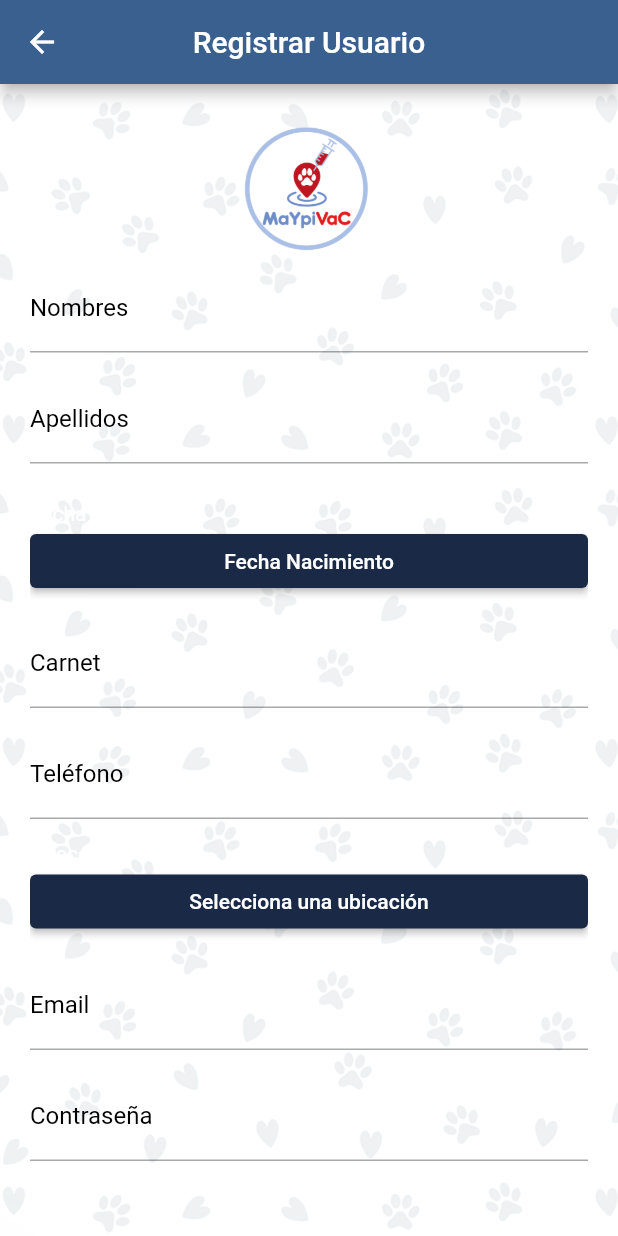
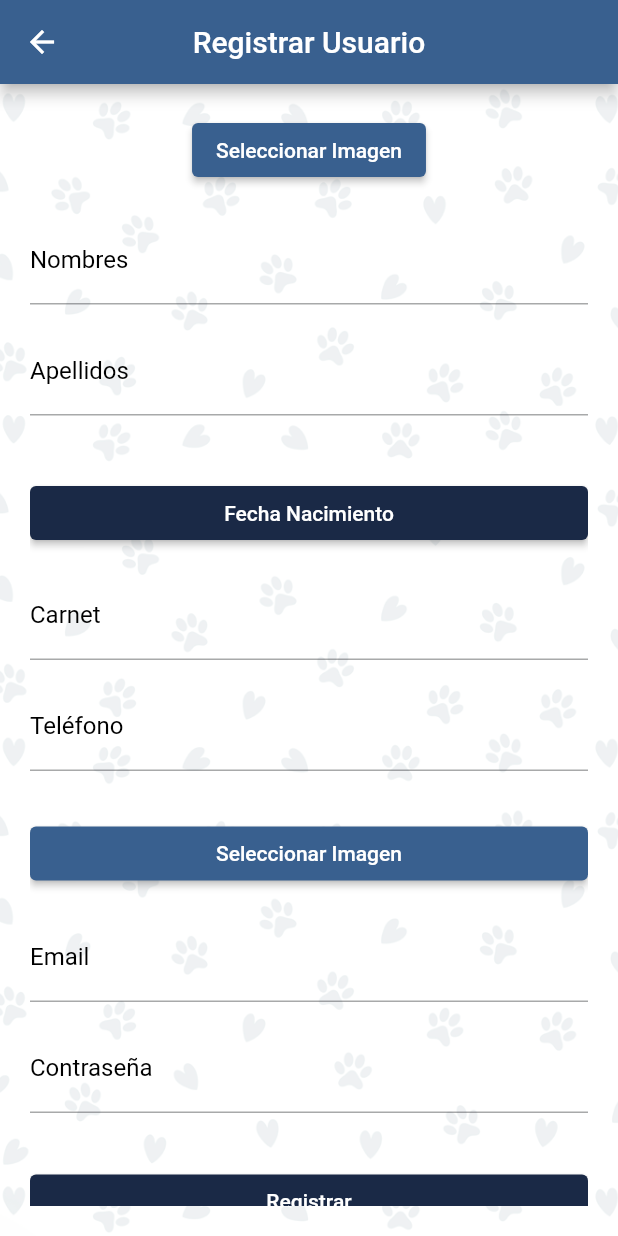
Before and after one commit to ErickSebas/ProyectSedesClient, a Flutter app: the Register screen opened by its route, on a phone screen of 412 x 824 dp. Run offline on Flutter 3.47's test engine with Material 2 defaults, Android fonts, the phone set to English and light mode, and no system bars; our stand-ins replace card_swiper, cloud_firestore, firebase_auth, firebase_core, firebase_messaging, firebase_storage and 15 more; missing offline and left inert: flutter_login_facebook, flutter_polyline_points, mailer, qr, qr_code_scanner, scan; accounts and stored records are empty; network calls fail.

Commit message:
select image person

```diff
--- a/lib/presentation/screens/Register.dart
+++ b/lib/presentation/screens/Register.dart
@@ -1,3 +1,5 @@
+import 'dart:io';
+
 import 'package:fluttapp/Models/Profile.dart';
 import 'package:fluttapp/presentation/screens/SearchLocation.dart';
 import 'package:fluttapp/presentation/services/alert.dart';
@@ -6,7 +8,8 @@ import 'package:flutter/material.dart';
 import 'package:http/http.dart' as http;
 import 'dart:convert';
 import 'package:geolocator/geolocator.dart';
-import 'package:crypto/crypto.dart'; // Importa la librería crypto
+import 'package:crypto/crypto.dart';
+import 'package:image_picker/image_picker.dart'; // Importa la librería crypto
 
 void main() => runApp(MyApp());
 MostrarFinalizarLogin mostrarFinalizar = MostrarFinalizarLogin();
@@ -68,8 +71,7 @@ class _RegisterUpdateState extends State<Register> {
     if (selectedRole == 'Carnetizador') {
       idRolSeleccionada = 3;
     } else if (selectedRole == 'Cliente') {
-      idRolSeleccionada = 4;//test
-
+      idRolSeleccionada = 4; //test
     }
 
     // Calcula el hash MD5 de la contraseña
@@ -114,9 +116,23 @@ class _RegisterUpdateState extends State<Register> {
     }
   }
 
+  File? _image;
+
+  Future<void> _getImageFromGallery() async {
+    final pickedImage =
+        await ImagePicker().pickImage(source: ImageSource.gallery);
+
+    setState(() {
+      if (pickedImage != null) {
+        _image = File(pickedImage.path);
+      }
+    });
+  }
+
   @override
   Widget build(BuildContext context) {
     final title = 'Registrar Usuario'; // Título dinámico
+    File? selectedImage;
 
     return Scaffold(
       appBar: AppBar(
@@ -139,10 +155,25 @@ class _RegisterUpdateState extends State<Register> {
             child: ListView(
               children: [
                 Center(
-                  child: Image.asset(
-                    'assets/SplashMaypivac.png',
-                    height: 100,
-                    width: 100,
+                  child: Column(
+                    mainAxisAlignment: MainAxisAlignment.center,
+                    children: <Widget>[
+                      ElevatedButton(
+                        onPressed: _getImageFromGallery,
+                        child: _image == null
+                            ? Text('Seleccionar Imagen')
+                            : Image.file(_image!,
+                                height: 100, width: 100, fit: BoxFit.cover),
+                      ),
+                      SizedBox(height: 20),
+                      selectedImage != null
+                          ? Image.file(
+                              selectedImage!,
+                              height: 200,
+                              width: 200,
+                            )
+                          : Container(),
+                    ],
                   ),
                 ),
                 _buildTextField(
@@ -184,25 +215,11 @@ class _RegisterUpdateState extends State<Register> {
                 ),
                 Text("Dirección:", style: TextStyle(color: Colors.white)),
                 ElevatedButton(
-                  child: Text("Selecciona una ubicación"),
-                  onPressed: () async {
-                    await Permisos();
-                    final result = await Navigator.push(
-                      context,
-                      MaterialPageRoute(
-                        builder: (context) => LocationPicker(),
-                      ),
-                    );
-                    if (result != null) {
-                      setState(() {
-                        latitude = result.latitude.toString();
-                        longitude = result.longitude.toString();
-                      });
-                    }
-                  },
-                  style: ElevatedButton.styleFrom(
-                    primary: Color(0xFF1A2946),
-                  ),
+                  onPressed: _getImageFromGallery,
+                  child: _image == null
+                      ? Text('Seleccionar Imagen')
+                      : Image.file(_image!,
+                          height: 100, width: 100, fit: BoxFit.cover),
                 ),
                 Align(
                   alignment: Alignment.center,
@@ -231,8 +248,7 @@ class _RegisterUpdateState extends State<Register> {
                     dateCreation = DateTime.now();
                     status = 1;
 
-                    if (
-                        _formKey.currentState!.validate() &&
+                    if (_formKey.currentState!.validate() &&
                         latitude != '' &&
                         datebirthday != null) {
                       if (password != "") {
```
Also changed, not shown: lib/presentation/screens/RegisterUpdate.dart (+44 -15 lines).
